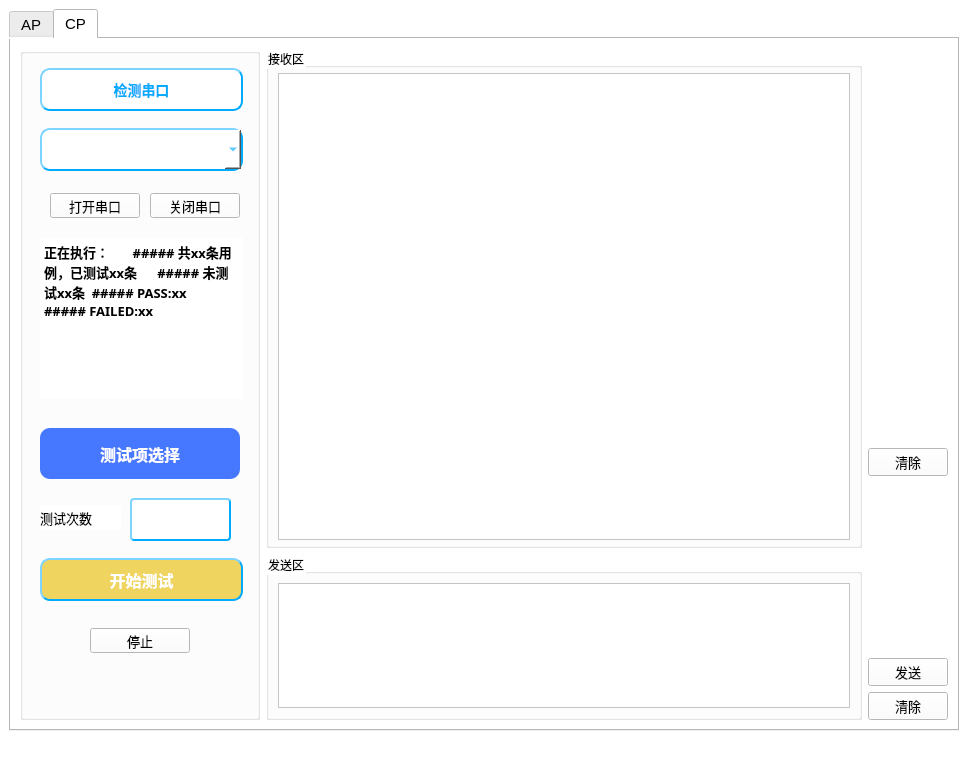
Old version of the form ui/mainUI.ui in the repository wy1innog/Test_Assisstant.
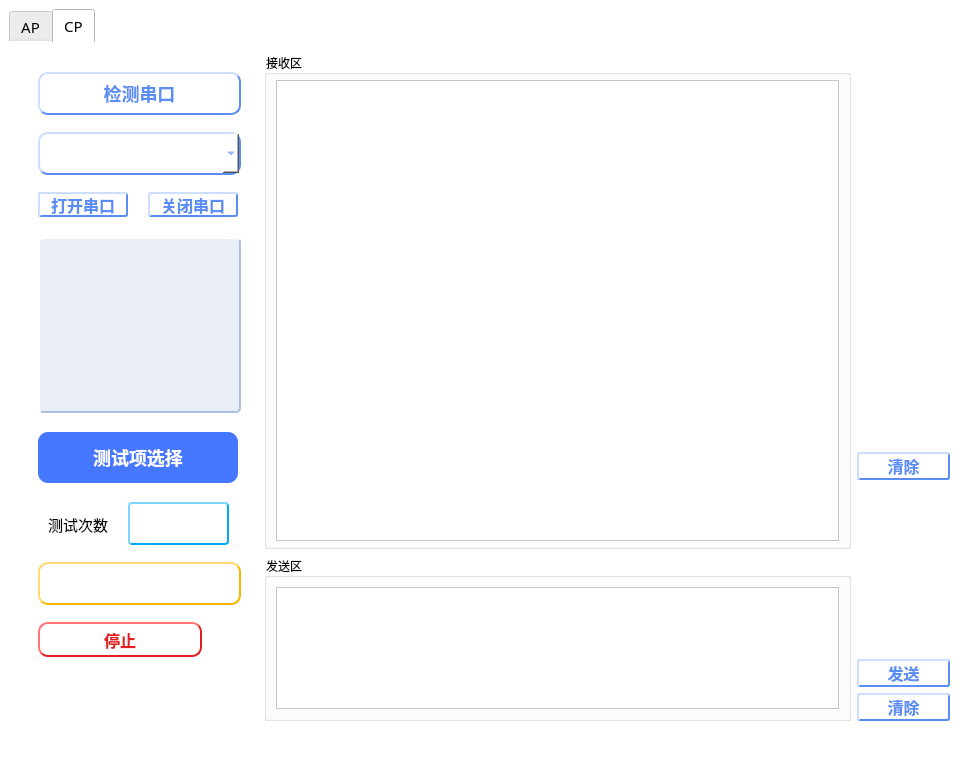
New version of the form. Icons and pictures are not drawn.

Commit message: CP四项测试，UI完善

```diff
--- a/ui/mainUI.ui
+++ b/ui/mainUI.ui
@@ -7,7 +7,7 @@
     <x>0</x>
     <y>0</y>
     <width>968</width>
-    <height>762</height>
+    <height>761</height>
    </rect>
   </property>
   <property name="windowTitle">
@@ -34,11 +34,14 @@
       </property>
       <property name="font">
        <font>
+        <family>等线</family>
         <pointsize>11</pointsize>
        </font>
       </property>
       <property name="styleSheet">
-       <string notr="true">background-color: white;</string>
+       <string notr="true">background-color: white;
+        border-color: rgb(0, 0, 0);
+       </string>
       </property>
       <property name="tabShape">
        <enum>QTabWidget::Rounded</enum>
@@ -530,6 +533,14 @@
             <height>16777215</height>
            </size>
           </property>
+          <property name="font">
+           <font>
+            <family>等线</family>
+           </font>
+          </property>
+          <property name="styleSheet">
+           <string notr="true">border:none;</string>
+          </property>
           <property name="title">
            <string/>
           </property>
@@ -537,7 +548,7 @@
            <property name="geometry">
             <rect>
              <x>130</x>
-             <y>145</y>
+             <y>140</y>
              <width>90</width>
              <height>25</height>
             </rect>
@@ -550,9 +561,23 @@
            </property>
            <property name="font">
             <font>
-             <pointsize>10</pointsize>
+             <family>等线</family>
+             <pointsize>-1</pointsize>
+             <weight>75</weight>
+             <italic>false</italic>
+             <bold>true</bold>
             </font>
            </property>
+           <property name="styleSheet">
+            <string notr="true">background-color: white;
+             border-style: outset;
+             border-width: 2px;
+             border-radius: 3px;
+             border-color: #5A8EF4;
+             color:#5A8EF4;
+             font: bold 16px;
+            </string>
+           </property>
            <property name="text">
             <string>关闭串口</string>
            </property>
@@ -560,8 +585,8 @@
           <widget class="QPushButton" name="Btn_port_open">
            <property name="geometry">
             <rect>
-             <x>30</x>
-             <y>145</y>
+             <x>20</x>
+             <y>140</y>
              <width>90</width>
              <height>25</height>
             </rect>
@@ -572,11 +597,31 @@
              <verstretch>0</verstretch>
             </sizepolicy>
            </property>
+           <property name="minimumSize">
+            <size>
+             <width>0</width>
+             <height>0</height>
+            </size>
+           </property>
            <property name="font">
             <font>
-             <pointsize>10</pointsize>
+             <family>等线</family>
+             <pointsize>-1</pointsize>
+             <weight>75</weight>
+             <italic>false</italic>
+             <bold>true</bold>
             </font>
            </property>
+           <property name="styleSheet">
+            <string notr="true">background-color: white;
+             border-style: outset;
+             border-width: 2px;
+             border-radius: 3px;
+             border-color: #5A8EF4;
+             color:#5A8EF4;
+             font: bold 16px;
+            </string>
+           </property>
            <property name="text">
             <string>打开串口</string>
            </property>
@@ -601,13 +646,13 @@
            </property>
            <property name="styleSheet">
             <string notr="true">background-color: white;
-border-style: outset;
-border-width: 2px;
-border-radius: 10px;
-border-color: rgb(0, 170, 255);
-color:rgb(0, 170, 255);
-font: bold 14px;
-min-width: 10em;</string>
+             border-style: outset;
+             border-width: 2px;
+             border-radius: 10px;
+             border-color: #5A8EF4;
+             color:#5A8EF4;
+             font: bold 18px;
+             min-width: 10em;</string>
            </property>
           </widget>
           <widget class="QPushButton" name="Btn_port_check">
@@ -627,6 +672,7 @@
            </property>
            <property name="font">
             <font>
+             <family>等线</family>
              <pointsize>-1</pointsize>
              <weight>75</weight>
              <italic>false</italic>
@@ -638,17 +684,28 @@
            </property>
            <property name="styleSheet">
             <string notr="true">background-color: white;
-border-style: outset;
-border-width: 2px;
-border-radius: 10px;
-border-color: rgb(0, 170, 255);
-color:rgb(0, 170, 255);
-font: bold 14px;
-</string>
+             border-style: outset;
+             border-width: 2px;
+             border-radius: 10px;
+             border-color: #5A8EF4;
+             color:#5A8EF4;
+             font: bold 18px;
+            </string>
            </property>
            <property name="text">
             <string>检测串口</string>
            </property>
+           <property name="icon">
+            <iconset>
+             <normaloff>../img/ue_check.png</normaloff>../img/ue_check.png
+            </iconset>
+           </property>
+           <property name="iconSize">
+            <size>
+             <width>25</width>
+             <height>25</height>
+            </size>
+           </property>
           </widget>
           <widget class="QPushButton" name="Btn_CP_runTest">
            <property name="geometry">
@@ -661,7 +718,7 @@
            </property>
            <property name="font">
             <font>
-             <family>微软雅黑</family>
+             <family>等线</family>
              <pointsize>-1</pointsize>
              <weight>75</weight>
              <italic>false</italic>
@@ -672,14 +729,16 @@
             <string>测试项：{}   测试次数：{}</string>
            </property>
            <property name="styleSheet">
-            <string notr="true">background-color: #EFD560;
-border-style: outset;
-border-width: 2px;
-border-radius: 10px;
-border-color: rgb(0, 170, 255);
-color:white;
-font: bold 16px;
-min-width: 10em;</string>
+            <string notr="true">background-color: qlineargradient(spread:pad, x1:0, y1:1, x2:0, y2:0, stop:0 #EEB84B,
+             stop:0.95 #EFD560);
+             border-style: outset;
+             border-width: 2px;
+             border-radius: 10px;
+             border-color: #F7B500;
+             color:white;
+             font: bold 18px;
+             min-width: 10em;
+            </string>
            </property>
            <property name="text">
             <string>开始测试</string>
@@ -688,38 +747,69 @@
           <widget class="QPushButton" name="Btn_CP_stopTest">
            <property name="geometry">
             <rect>
-             <x>70</x>
-             <y>580</y>
-             <width>100</width>
-             <height>25</height>
+             <x>20</x>
+             <y>570</y>
+             <width>164</width>
+             <height>35</height>
             </rect>
            </property>
+           <property name="minimumSize">
+            <size>
+             <width>164</width>
+             <height>0</height>
+            </size>
+           </property>
            <property name="font">
             <font>
-             <family>微软雅黑</family>
-             <pointsize>10</pointsize>
+             <family>等线</family>
+             <pointsize>-1</pointsize>
+             <weight>75</weight>
+             <italic>false</italic>
+             <bold>true</bold>
             </font>
            </property>
            <property name="statusTip">
             <string>当前测试完成后结束测试</string>
            </property>
+           <property name="styleSheet">
+            <string notr="true">background-color: white;
+             border-style: outset;
+             border-width: 2px;
+             border-radius: 10px;
+             border-color: #E02020;
+             color:#E02020;
+             font: bold 16px;
+             min-width: 10em;
+            </string>
+           </property>
            <property name="text">
             <string>停止</string>
            </property>
+           <property name="icon">
+            <iconset>
+             <normaloff>../img/stop.png</normaloff>../img/stop.png
+            </iconset>
+           </property>
+           <property name="iconSize">
+            <size>
+             <width>25</width>
+             <height>25</height>
+            </size>
+           </property>
           </widget>
           <widget class="QLabel" name="Label_CP_test_times">
            <property name="geometry">
             <rect>
-             <x>20</x>
-             <y>457</y>
+             <x>30</x>
+             <y>460</y>
              <width>81</width>
              <height>25</height>
             </rect>
            </property>
            <property name="font">
             <font>
-             <family>微软雅黑</family>
-             <pointsize>10</pointsize>
+             <family>等线</family>
+             <pointsize>11</pointsize>
             </font>
            </property>
            <property name="text">
@@ -737,21 +827,25 @@
            </property>
            <property name="styleSheet">
             <string notr="true">background-color: white;
-border-style: outset;
-border-width: 2px;
-border-radius: 4px;
-border-color: rgb(0, 170, 255);
-color:rgb(0, 170, 255);
-font: bold 14px;</string>
+             border-style: outset;
+             border-width: 2px;
+             border-radius: 4px;
+             border-color: rgb(0, 170, 255);
+             color:rgb(0, 170, 255);
+             font: bold 18px;
+            </string>
+           </property>
+           <property name="alignment">
+            <set>Qt::AlignCenter</set>
            </property>
           </widget>
           <widget class="QTextBrowser" name="textBrowser_2">
            <property name="geometry">
             <rect>
              <x>20</x>
-             <y>190</y>
+             <y>185</y>
              <width>203</width>
-             <height>161</height>
+             <height>176</height>
             </rect>
            </property>
            <property name="font">
@@ -760,7 +854,14 @@
             </font>
            </property>
            <property name="styleSheet">
-            <string notr="true">border:none</string>
+            <string notr="true">border:none;
+             background-color: #EAEEF6;
+             border-color: #ADBFE2;
+             border-style: outset;
+             border-width: 2px;
+             border-radius: 5px;
+             min-width: 10em;
+            </string>
            </property>
            <property name="lineWidth">
             <number>1</number>
@@ -776,10 +877,13 @@
            </property>
            <property name="html">
             <string>&lt;!DOCTYPE HTML PUBLIC &quot;-//W3C//DTD HTML 4.0//EN&quot; &quot;http://www.w3.org/TR/REC-html40/strict.dtd&quot;&gt;
-&lt;html&gt;&lt;head&gt;&lt;meta name=&quot;qrichtext&quot; content=&quot;1&quot; /&gt;&lt;style type=&quot;text/css&quot;&gt;
-p, li { white-space: pre-wrap; }
-&lt;/style&gt;&lt;/head&gt;&lt;body style=&quot; font-family:'微软雅黑'; font-size:9pt; font-weight:400; font-style:normal;&quot;&gt;
-&lt;p style=&quot; margin-top:0px; margin-bottom:0px; margin-left:0px; margin-right:0px; -qt-block-indent:0; text-indent:0px;&quot;&gt;&lt;span style=&quot; font-size:10pt; font-weight:600;&quot;&gt;正在执行：       ##### 共xx条用例，已测试xx条      ##### 未测试xx条  ##### PASS:xx     ##### FAILED:xx&lt;/span&gt;&lt;/p&gt;&lt;/body&gt;&lt;/html&gt;</string>
+             &lt;html&gt;&lt;head&gt;&lt;meta name=&quot;qrichtext&quot; content=&quot;1&quot; /&gt;&lt;style type=&quot;text/css&quot;&gt;
+             p, li { white-space: pre-wrap; }
+             &lt;/style&gt;&lt;/head&gt;&lt;body style=&quot; font-family:'微软雅黑'; font-size:9pt; font-weight:400;
+             font-style:normal;&quot;&gt;
+             &lt;p style=&quot;-qt-paragraph-type:empty; margin-top:0px; margin-bottom:0px; margin-left:0px;
+             margin-right:0px; -qt-block-indent:0; text-indent:0px;&quot;&gt;&lt;br /&gt;&lt;/p&gt;&lt;/body&gt;&lt;/html&gt;
+            </string>
            </property>
            <property name="acceptRichText">
             <bool>true</bool>
@@ -799,7 +903,7 @@
            </property>
            <property name="font">
             <font>
-             <family>微软雅黑</family>
+             <family>等线</family>
              <pointsize>-1</pointsize>
              <weight>75</weight>
              <italic>false</italic>
@@ -808,11 +912,11 @@
            </property>
            <property name="styleSheet">
             <string notr="true">background-color: rgb(69, 119, 255);
-border-style: outset;
-border-radius: 10px;
-color:white;
-font: bold 16px;
-min-width: 10em;</string>
+             border-style: outset;
+             border-radius: 10px;
+             color:white;
+             font: bold 18px;
+             min-width: 10em;</string>
            </property>
            <property name="text">
             <string>测试项选择</string>
@@ -830,6 +934,12 @@
               <verstretch>6</verstretch>
              </sizepolicy>
             </property>
+            <property name="font">
+             <font>
+              <family>等线</family>
+              <pointsize>9</pointsize>
+             </font>
+            </property>
             <property name="title">
              <string>接收区</string>
             </property>
@@ -854,6 +964,11 @@
               <verstretch>2</verstretch>
              </sizepolicy>
             </property>
+            <property name="font">
+             <font>
+              <family>等线</family>
+             </font>
+            </property>
             <property name="title">
              <string>发送区</string>
             </property>
@@ -894,19 +1009,38 @@
           <item>
            <widget class="QPushButton" name="Btn_CP_clear_recvBrowser">
             <property name="sizePolicy">
-             <sizepolicy hsizetype="Fixed" vsizetype="Fixed">
+             <sizepolicy hsizetype="Minimum" vsizetype="Fixed">
               <horstretch>0</horstretch>
               <verstretch>5</verstretch>
              </sizepolicy>
             </property>
+            <property name="minimumSize">
+             <size>
+              <width>93</width>
+              <height>28</height>
+             </size>
+            </property>
             <property name="font">
              <font>
-              <pointsize>10</pointsize>
+              <pointsize>-1</pointsize>
+              <weight>75</weight>
+              <italic>false</italic>
+              <bold>true</bold>
              </font>
             </property>
             <property name="statusTip">
              <string>清除接收区内容</string>
             </property>
+            <property name="styleSheet">
+             <string notr="true">background-color: white;
+              border-style: outset;
+              border-width: 2px;
+              border-radius: 3px;
+              border-color: #5A8EF4;
+              color:#5A8EF4;
+              font: bold 16px;
+             </string>
+            </property>
             <property name="text">
              <string>清除</string>
             </property>
@@ -928,19 +1062,38 @@
           <item>
            <widget class="QPushButton" name="Btn_CP_send">
             <property name="sizePolicy">
-             <sizepolicy hsizetype="Fixed" vsizetype="Fixed">
+             <sizepolicy hsizetype="Minimum" vsizetype="Fixed">
               <horstretch>0</horstretch>
               <verstretch>5</verstretch>
              </sizepolicy>
             </property>
+            <property name="minimumSize">
+             <size>
+              <width>93</width>
+              <height>28</height>
+             </size>
+            </property>
             <property name="font">
              <font>
-              <pointsize>10</pointsize>
+              <pointsize>-1</pointsize>
+              <weight>75</weight>
+              <italic>false</italic>
+              <bold>true</bold>
              </font>
             </property>
             <property name="statusTip">
              <string>发送AT指令</string>
             </property>
+            <property name="styleSheet">
+             <string notr="true">background-color: white;
+              border-style: outset;
+              border-width: 2px;
+              border-radius: 3px;
+              border-color: #5A8EF4;
+              color:#5A8EF4;
+              font: bold 16px;
+             </string>
+            </property>
             <property name="text">
              <string>发送</string>
             </property>
@@ -957,14 +1110,33 @@
               <verstretch>5</verstretch>
              </sizepolicy>
             </property>
+            <property name="minimumSize">
+             <size>
+              <width>93</width>
+              <height>28</height>
+             </size>
+            </property>
             <property name="font">
              <font>
-              <pointsize>10</pointsize>
+              <pointsize>-1</pointsize>
+              <weight>75</weight>
+              <italic>false</italic>
+              <bold>true</bold>
              </font>
             </property>
             <property name="statusTip">
              <string>清除发送区内容</string>
             </property>
+            <property name="styleSheet">
+             <string notr="true">background-color: white;
+              border-style: outset;
+              border-width: 2px;
+              border-radius: 3px;
+              border-color: #5A8EF4;
+              color:#5A8EF4;
+              font: bold 16px;
+             </string>
+            </property>
             <property name="text">
              <string>清除</string>
             </property>
```
Left out of the diff: 193 changed lines with no effect on the pictures. The commit also changes 11 other files.
